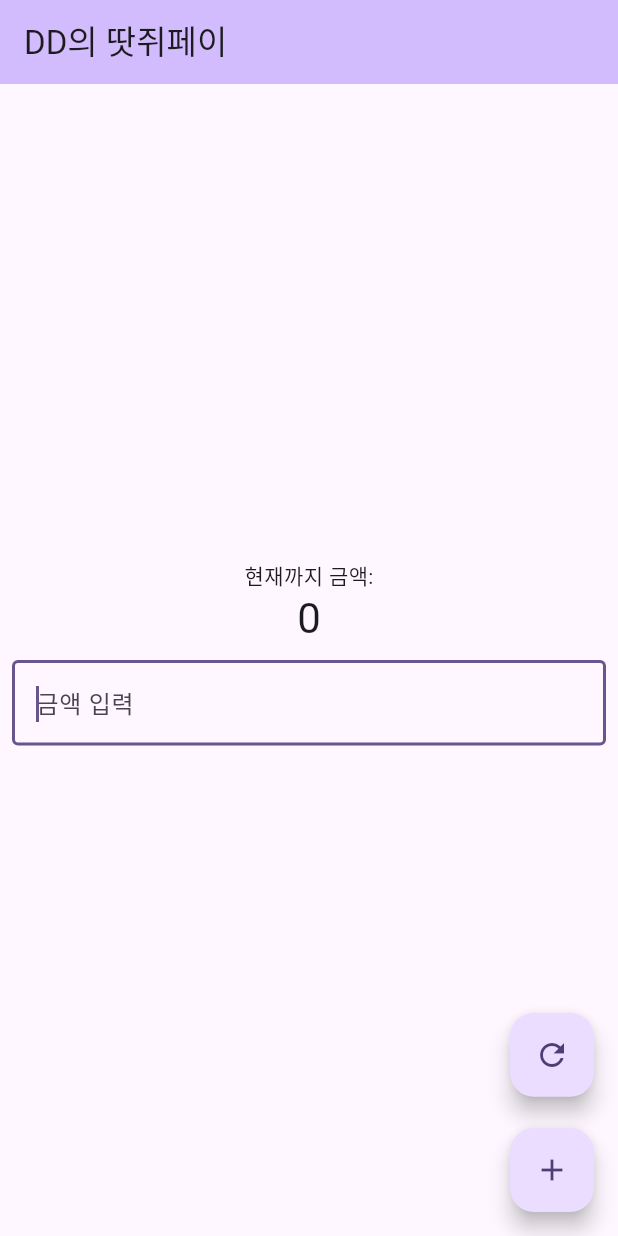
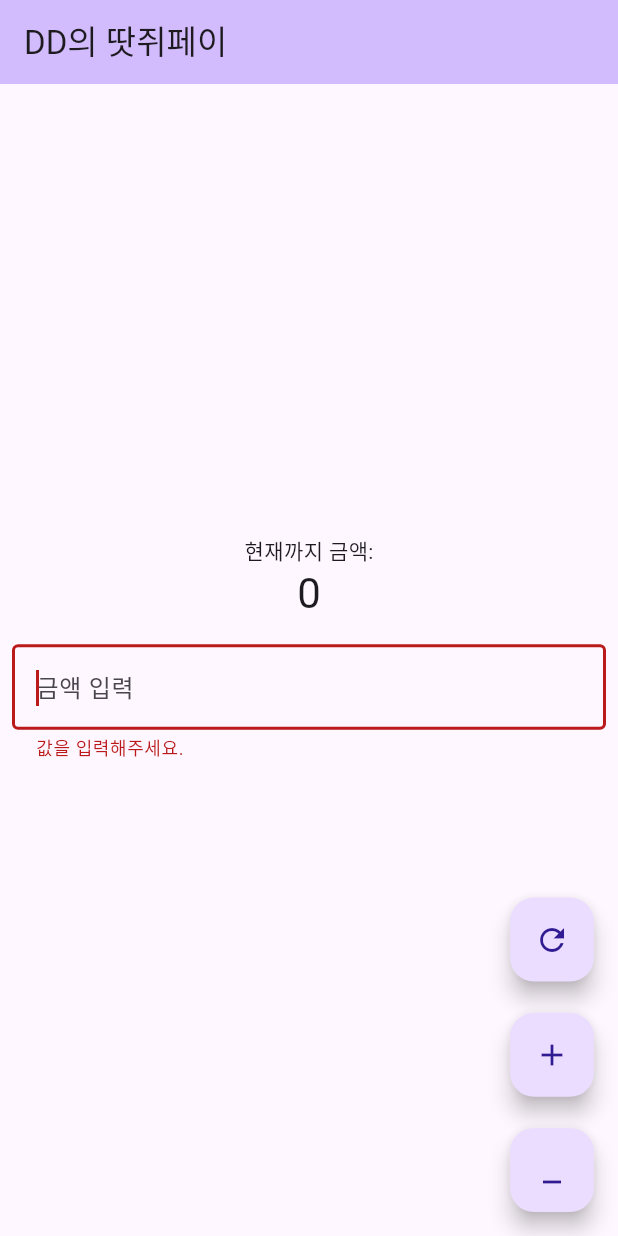
Before and after one commit to hwayeon000/flutterStudy, a Flutter app: the screen it shows after launch, after a tap on the "add" icon, on a phone screen of 412 x 824 dp. Run offline on Flutter 3.47's test engine with Material 2 defaults, Android fonts, the light colour scheme and no system bars; our stand-ins replace flutter_native_splash, sqflite; accounts and stored records are empty.

Commit message:
null check, db setting

```diff
--- a/lib/main.dart
+++ b/lib/main.dart
@@ -5,7 +5,7 @@ import 'package:flutter/services.dart';
 import 'package:flutter_native_splash/flutter_native_splash.dart';
 // DB
 import 'package:sqflite/sqflite.dart';
-import 'package:path/path.dart';
+import 'package:path/path.dart' as Path;
 import 'package:flutter/services.dart';
 
 
@@ -44,55 +44,73 @@ class MyHomePage extends StatefulWidget {
 }
 
 class _MyHomePageState extends State<MyHomePage> {
+
+  // Create a text controller and use it to retrieve the current value
+  // of the TextField.
+  final TextEditingController _textFieldController = TextEditingController();
+  // 텍스트 필드 null 체크
+  bool _validate = false;
+  // final myController = TextEditingController();
+  List<Map<String, dynamic>> _dataList = [];
+
+  // 데이터베이스 초기화 및 데이터 로딩
+  @override
+  void initState() {
+    super.initState();
+    _loadData();
+  }
+
+  // 데이터베이스 초기화
+  Future<Database> _initDB() async {
+    final dbPath = await getDatabasesPath();
+    final path = Path.join(dbPath, 'ddutch.db');
+    return await openDatabase(
+      path,
+      version: 1,
+      onCreate: (db, version) async {
+        await db.execute(
+          // 'CREATE TABLE example(id INTEGER PRIMARY KEY, name TEXT)',
+          'CREATE TABLE ddutch(seq INTEGER PRIMARY KEY AUTOINCREMENT, sum INTEGER default 0, preSum INTEGER default 0, i TEXT default "땃쥐1", u TEXT default "땃쥐2")',
+        );
+      },
+    );
+  }
+
+  // 데이터 로딩
+  Future<void> _loadData() async {
+    final db = await _initDB();
+    final dataList = await db.query('ddutch');
+    setState(() {
+      _dataList = dataList;
+    });
+  }
+
+
   int _counter = 0;
   // 나중에 DB값 가져와 셋팅 변경
   int price=0;
   int prePrice=0;
-  // the initState method, and clean it up in the dispose method.
+  // the initText method, and clean it up in the dispose method.
   late FocusNode myFocusNode;
-
 
   void _calPrice(int n) {
     setState(() {
       // _counter++;
-      if (n==0){
+      if (n < 5){
         prePrice=price;
-        price += int.parse(myController.text);
+        price += (int.parse(_textFieldController.text) * n);
       } else{
         price =prePrice;
       }
     });
   }
 
-
-
-
-  // 텍스트 팝업? 위한 함수
-  // Create a text controller and use it to retrieve the current value
-  // of the TextField.
-  final myController = TextEditingController();
-  @override
-  void dispose() {
-    // Clean up the controller when the widget is disposed.
-    myController.dispose();
-    setState(() {
-      // 입력값 숫자 형변환 후 금액 셋팅
-      // _counter=int.parse(myController.text);
-      price = int.parse(myController.text);
-    });
-    super.dispose();
-  } // 팝업
-
-
-
   // 자동 텍스트 필드 포커스
   @override
-  void initState() {
+  void initText() {
     super.initState();
     myFocusNode = FocusNode();
   }
-
-
 
   @override
   Widget build(BuildContext context) {
@@ -115,14 +133,15 @@ class _MyHomePageState extends State<MyHomePage> {
             ),
             // input 창
             Padding(
-              padding: EdgeInsets.symmetric(horizontal: 8, vertical: 10),
+              padding: EdgeInsets.symmetric(horizontal: 8, vertical: 16),
               child: TextField(
                 // 텍스트 필드 포커스 사용
                 autofocus: true,
-                controller: myController,
+                controller: _textFieldController,
                 decoration: InputDecoration(
                   border: OutlineInputBorder(),
                   hintText: '금액 입력',
+                  errorText: _validate ? '값을 입력해주세요.' : null,
                 ),
                 // 숫자만 입력 되도록 제한
                 keyboardType: TextInputType.number,
@@ -139,7 +158,7 @@ class _MyHomePageState extends State<MyHomePage> {
         children: <Widget>[
           Align(
             alignment: Alignment(
-              Alignment.bottomRight.x, Alignment.bottomRight.y -0.2),
+              Alignment.bottomRight.x, Alignment.bottomRight.y -0.4),
               child: FloatingActionButton(
                 onPressed: (){
                   Navigator.push(
@@ -149,7 +168,43 @@ class _MyHomePageState extends State<MyHomePage> {
                     );
                 },
                 tooltip: '새로고침',
-                child: Icon(Icons.refresh),
+                child: Icon(Icons.refresh, color: Colors.deepPurple[900]),
+                ),
+          ),
+
+          Align(
+            alignment: Alignment(
+              Alignment.bottomRight.x, Alignment.bottomRight.y -0.2),
+              child: FloatingActionButton(
+                onPressed: (){
+                  // 텍스트 필드 null값이면
+                  setState(() {
+                    _textFieldController.text.isEmpty? _validate = true : _validate = false;
+                  });
+
+                  if (!_validate){
+                    // 상대 동의 얻을 방법 고민해보기
+                    // 동의 얻은 후 진행해야 함
+                    _calPrice(1);
+
+                    // 스낵바
+                    final snackBar = SnackBar(
+                      content: const Text('입력중입니다.'),
+                      action: SnackBarAction(label: '취소',
+                      onPressed: () {
+                        // 취소 하면 진행할 것 넣어..
+                        _calPrice(10);
+                      },),
+                    );
+                    // 스낵바 보여주기
+                    ScaffoldMessenger.of(context).showSnackBar(snackBar);
+
+                    // 텍스트 필드 초기화
+                    _textFieldController.clear();
+                  }
+                },
+              tooltip: '값 보여주기',
+              child: Icon(Icons.add, color: Colors.deepPurple[900]),
             ),
           ),
 
@@ -157,10 +212,15 @@ class _MyHomePageState extends State<MyHomePage> {
             alignment: Alignment.bottomRight,
             child: FloatingActionButton(
               onPressed: (){
+                // 텍스트 필드 null값이면
+                setState(() {
+                  _textFieldController.text.isEmpty? _validate = true : _validate = false;
+                });
 
+                if (!_validate){
                   // 상대 동의 얻을 방법 고민해보기
                   // 동의 얻은 후 진행해야 함
-                _calPrice(0);
+                  _calPrice(-1);
 
                   // 스낵바
                   final snackBar = SnackBar(
@@ -168,27 +228,19 @@ class _MyHomePageState extends State<MyHomePage> {
                     action: SnackBarAction(label: '취소',
                     onPressed: () {
                       // 취소 하면 진행할 것 넣어..
-                    _calPrice(1);
+                      _calPrice(10);
                     },),
                   );
                   // 스낵바 보여주기
                   ScaffoldMessenger.of(context).showSnackBar(snackBar);
 
                   // 텍스트 필드 초기화
-                myController.clear();
+                  _textFieldController.clear();
+                }
 
-                // showDialog(
-                //   context: context,
-                //   builder: (context) {
-                //     return AlertDialog(
-                //       // 금액 입력 후 누를 버튼
-                //       content: Text(myController.text),
-                //     );
-                //   },
-                // );
               },
               tooltip: '값 보여주기',
-              child: Icon(Icons.add),
+              child: Icon(Icons.minimize, color: Colors.deepPurple[900]),
             ),
           )],
       ),
```
Lines whose indentation alone changed are shown as unchanged.
